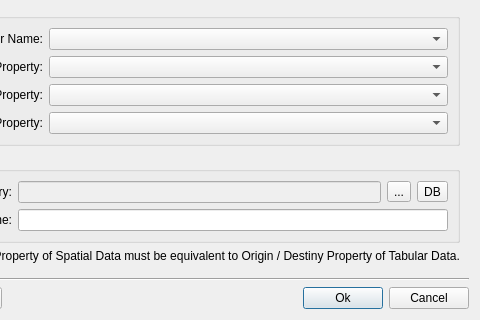
This is src/fiocruz/flow/qt/ui/FlowDiagramDialogForm.ui in ericabreu82/tv5_flow as Qt 5 draws it before an edit; both pictures show x 89 to 569 and y 222 to 542 of the 569 by 542 pixel window. The edited form follows.
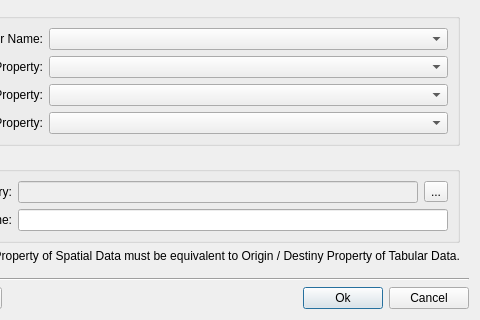
This is the edited form.

```diff
--- a/src/fiocruz/flow/qt/ui/FlowDiagramDialogForm.ui
+++ b/src/fiocruz/flow/qt/ui/FlowDiagramDialogForm.ui
@@ -315,19 +315,6 @@
                      </property>
                     </widget>
                    </item>
-                   <item row="0" column="2">
-                    <widget class="QToolButton" name="m_targetDatasourceToolButton">
-                     <property name="minimumSize">
-                      <size>
-                       <width>0</width>
-                       <height>0</height>
-                      </size>
-                     </property>
-                     <property name="text">
-                      <string>DB</string>
-                     </property>
-                    </widget>
-                   </item>
                   </layout>
                  </item>
                  <item row="1" column="0">
```
Left out of the diff: 1 changed line with no effect on the pictures.
